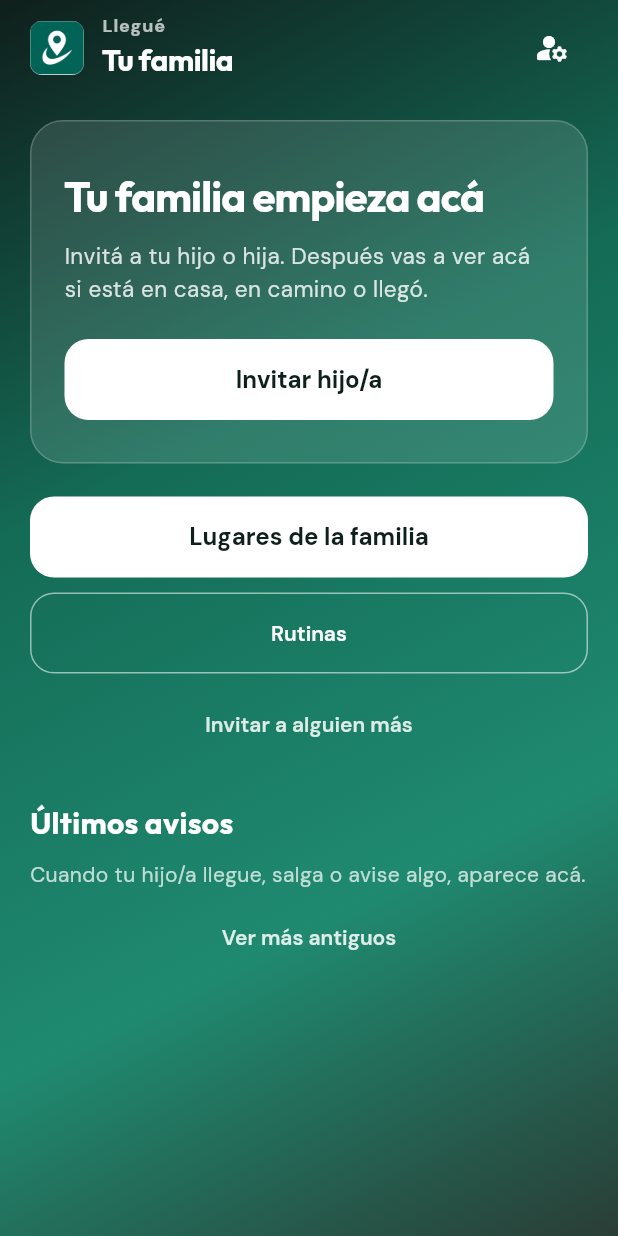
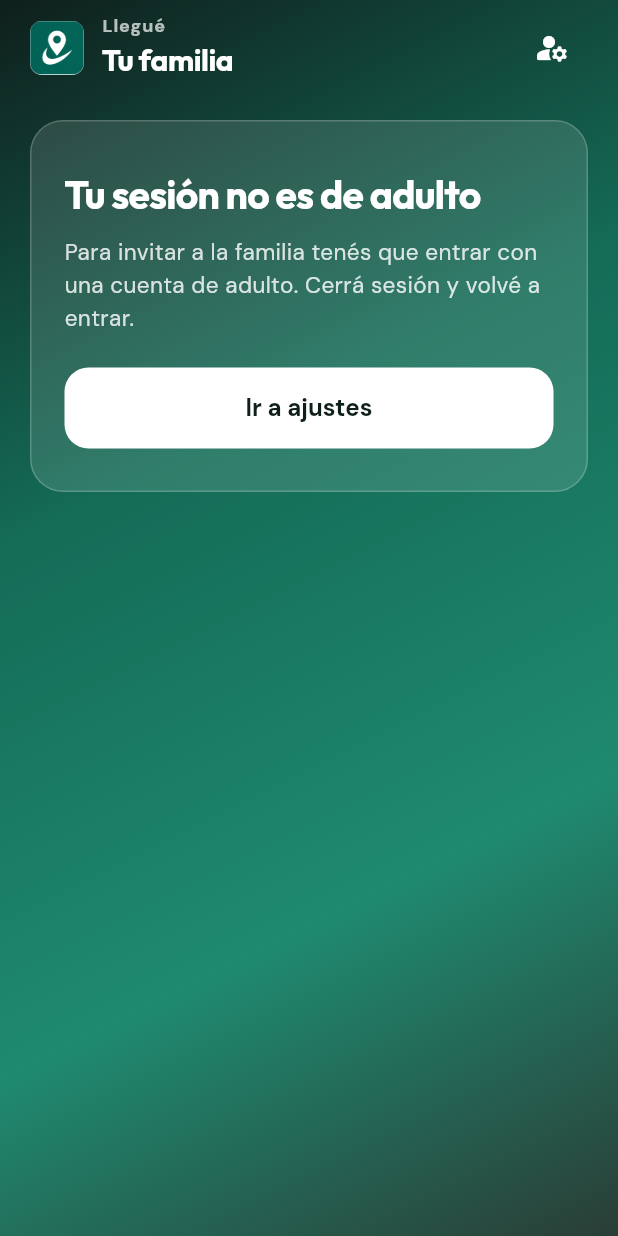
Before and after one commit to enzomantay-del/llegue-mobile, a Flutter app: the HomeScreen screen opened by its route, on a phone screen of 412 x 824 dp. Run offline on Flutter 3.47's test engine with Material 3 defaults, Android fonts, the phone set to English and light mode, and no system bars; our stand-ins replace app_links, battery_plus, device_info_plus, flutter_local_notifications, flutter_map, geolocator and 5 more; accounts and stored records are empty; network calls fail.

Commit message:
Fix: CTA invitar solo para adultos y mensajes claros de sesión.
No mostrar home de invitar si el rol no es adulto; si el API rechaza con 403 confuso siendo adulto, pedir re-login; refresh fallido no corta /auth/me.

Co-authored-by: Cursor <cursoragent@cursor.com>

```diff
--- a/lib/core/state/app_controller.dart
+++ b/lib/core/state/app_controller.dart
@@ -163,7 +163,12 @@ class AppController extends ChangeNotifier {
 
     try {
       if (hasRefresh && (!hasAccess || api.accessTokenNearExpiry)) {
-        await api.refreshSession();
+        try {
+          await api.refreshSession();
+        } on ApiException catch (e) {
+          // Refresh caído (404 viejo) o red: seguir con /auth/me si el access aún sirve.
+          if (e.isUnauthorized) rethrow;
+        }
       }
       await _applyMeAndFamilyStatus();
     } on ApiException catch (e) {
@@ -173,6 +178,24 @@ class AppController extends ChangeNotifier {
     } catch (_) {
       // Offline / timeout: no fingir cuenta nueva.
     }
+  }
+
+  /// Mensaje claro si el server rechaza invitar por rol/sesión (no el 403 genérico solo).
+  String inviteErrorMessage(ApiException e) {
+    if (e.isUnauthorized) {
+      return 'Tu sesión venció. Cerrá sesión y volvé a entrar como adulto.';
+    }
+    final msg = e.message;
+    final lower = msg.toLowerCase();
+    if (isAdult &&
+        (lower.contains('solo un adulto') || lower.contains('no es de adulto'))) {
+      return 'Tu sesión no es de adulto o quedó desfasada. '
+          'Cerrá sesión y volvé a entrar con tu cuenta de padre/madre.';
+    }
+    if (isKid || lower.contains('solo un adulto')) {
+      return 'Los menores no pueden invitar. Pedile a un adulto de la familia.';
+    }
+    return msg;
   }
 
   Future<void> _applyMeAndFamilyStatus() async {
--- a/lib/features/family_circle/home_screen.dart
+++ b/lib/features/family_circle/home_screen.dart
@@ -77,6 +77,28 @@ class _HomeScreenState extends State<HomeScreen> {
   }
 
   Future<void> _invite() async {
+    final app = context.read<AppController>();
+    if (app.isKid) {
+      ScaffoldMessenger.of(context).showSnackBar(
+        const SnackBar(
+          content: Text(
+            'Los menores no pueden invitar. Pedile a un adulto de la familia.',
+          ),
+        ),
+      );
+      return;
+    }
+    if (!app.isAdult) {
+      ScaffoldMessenger.of(context).showSnackBar(
+        const SnackBar(
+          content: Text(
+            'Tu sesión no es de adulto. Cerrá sesión y volvé a entrar.',
+          ),
+        ),
+      );
+      return;
+    }
+
     final nameCtrl = TextEditingController();
     var role = 'adult';
     final pinCtrl = TextEditingController();
@@ -255,8 +277,9 @@ class _HomeScreenState extends State<HomeScreen> {
       );
     } on ApiException catch (e) {
       if (!mounted) return;
+      final app = context.read<AppController>();
       ScaffoldMessenger.of(context).showSnackBar(
-        SnackBar(content: Text(e.message)),
+        SnackBar(content: Text(app.inviteErrorMessage(e))),
       );
     }
   }
@@ -709,8 +732,10 @@ class _HomeScreenState extends State<HomeScreen> {
                             const SizedBox(height: 24),
                             if (app.isKid)
                               ..._buildKidHome(app)
+                            else if (app.isAdult)
+                              ..._buildAdultHome(app)
                             else
-                              ..._buildAdultHome(app),
+                              ..._buildSessionRoleProblem(app),
                           ],
                         ),
                       ),
@@ -727,6 +752,46 @@ class _HomeScreenState extends State<HomeScreen> {
         ],
       ),
     );
+  }
+
+  List<Widget> _buildSessionRoleProblem(AppController app) {
+    return [
+      Container(
+        width: double.infinity,
+        padding: const EdgeInsets.fromLTRB(22, 30, 22, 28),
+        decoration: appGlassDecoration(radius: 22),
+        child: Column(
+          crossAxisAlignment: CrossAxisAlignment.stretch,
+          children: [
+            Text(
+              'Tu sesión no es de adulto',
+              style: GoogleFonts.outfit(
+                color: Colors.white,
+                fontSize: 26,
+                fontWeight: FontWeight.w700,
+                letterSpacing: -0.5,
+              ),
+            ),
+            const SizedBox(height: 10),
+            Text(
+              'Para invitar a la familia tenés que entrar con una cuenta de adulto. '
+              'Cerrá sesión y volvé a entrar.',
+              style: GoogleFonts.dmSans(
+                color: Colors.white.withValues(alpha: 0.82),
+                fontSize: 15,
+                height: 1.45,
+              ),
+            ),
+            const SizedBox(height: 22),
+            _PrimaryButton(
+              label: 'Ir a ajustes',
+              onPressed: () =>
+                  Navigator.of(context).pushNamed(SettingsHubScreen.route),
+            ),
+          ],
+        ),
+      ),
+    ];
   }
 
   List<Widget> _buildAdultHome(AppController app) {
--- a/lib/features/onboarding/setup_checklist_screen.dart
+++ b/lib/features/onboarding/setup_checklist_screen.dart
@@ -184,8 +184,10 @@ class _SetupChecklistScreenState extends State<SetupChecklistScreen> {
       await _refresh();
     } on ApiException catch (e) {
       if (mounted) {
-        ScaffoldMessenger.of(context)
-            .showSnackBar(SnackBar(content: Text(e.message)));
+        final app = context.read<AppController>();
+        ScaffoldMessenger.of(context).showSnackBar(
+          SnackBar(content: Text(app.inviteErrorMessage(e))),
+        );
       }
     } finally {
       if (mounted) setState(() => _busy = false);
```
Also changed, not shown: 1 other file.
